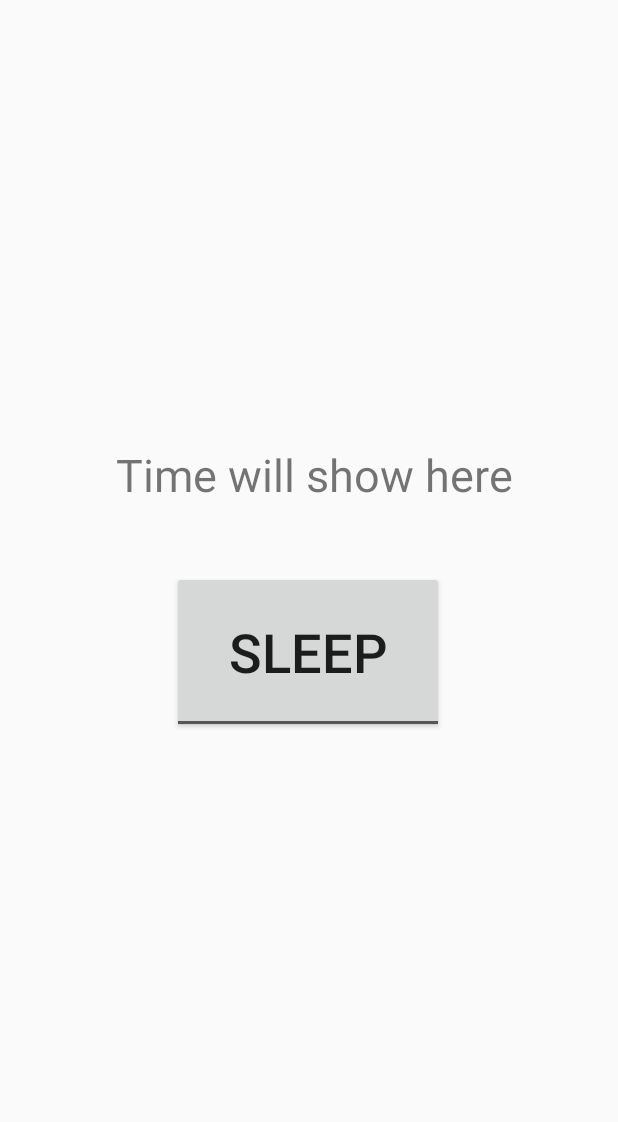
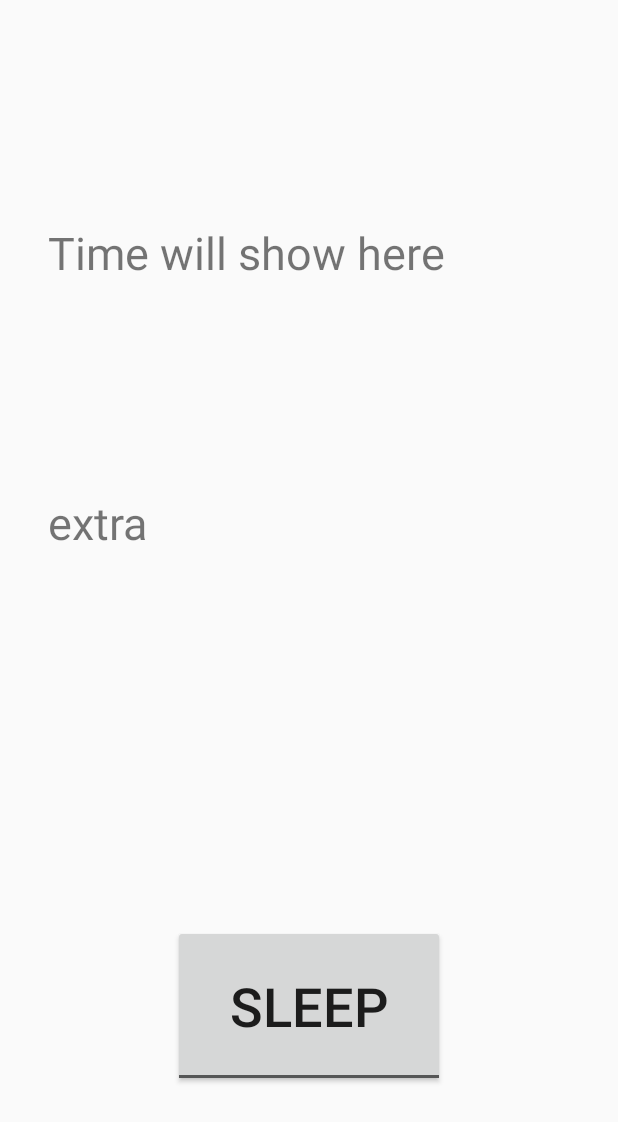
Before and after one commit to Lambbda/ZZZ, an Android app: the screen it shows after launch (MainActivity), on a phone screen of 412 x 824 dp. Shown: the top 1122 px of the screen. Run offline under Robolectric (Android 15) with nearby library versions, the phone set to English and light mode, and no system bars.

```diff
--- a/app/src/main/res/layout/activity_main.xml
+++ b/app/src/main/res/layout/activity_main.xml
@@ -6,6 +6,17 @@
     android:layout_width="match_parent"
     android:layout_height="match_parent"
     tools:context=".MainActivity">
+
+    <TextView
+        android:id="@+id/textView2"
+        android:layout_width="wrap_content"
+        android:layout_height="wrap_content"
+        android:layout_marginStart="32dp"
+        android:layout_marginTop="328dp"
+        android:text="extra"
+        android:textSize="30sp"
+        app:layout_constraintStart_toStartOf="parent"
+        app:layout_constraintTop_toTopOf="parent" />
 
     <com.google.android.material.appbar.AppBarLayout
         android:id="@+id/appBarLayout"
@@ -26,25 +37,19 @@
         android:textSize="36sp"
         app:layout_constraintBottom_toBottomOf="parent"
         app:layout_constraintEnd_toEndOf="parent"
-        app:layout_constraintHorizontal_bias="0.498"
         app:layout_constraintStart_toStartOf="parent"
         app:layout_constraintTop_toTopOf="parent"
-        app:layout_constraintVertical_bias="0.532" />
+        app:layout_constraintVertical_bias="0.861" />
 
     <TextView
         android:id="@+id/textView"
         android:layout_width="wrap_content"
         android:layout_height="wrap_content"
-        android:layout_marginStart="13dp"
-        android:layout_marginTop="278dp"
-        android:layout_marginBottom="44dp"
+        android:layout_marginStart="32dp"
+        android:layout_marginTop="148dp"
         android:text="Time will show here"
         android:textSize="30sp"
-        app:layout_constraintBottom_toTopOf="@+id/button"
-        app:layout_constraintEnd_toEndOf="parent"
-        app:layout_constraintHorizontal_bias="0.48"
         app:layout_constraintStart_toStartOf="parent"
-        app:layout_constraintTop_toTopOf="parent"
-        app:layout_constraintVertical_bias="1.0" />
+        app:layout_constraintTop_toTopOf="parent" />
 
 </androidx.constraintlayout.widget.ConstraintLayout>
```
Also changed, not shown: app/src/main/java/com/example/calendar/MainActivity.java (+47 -7 lines).
